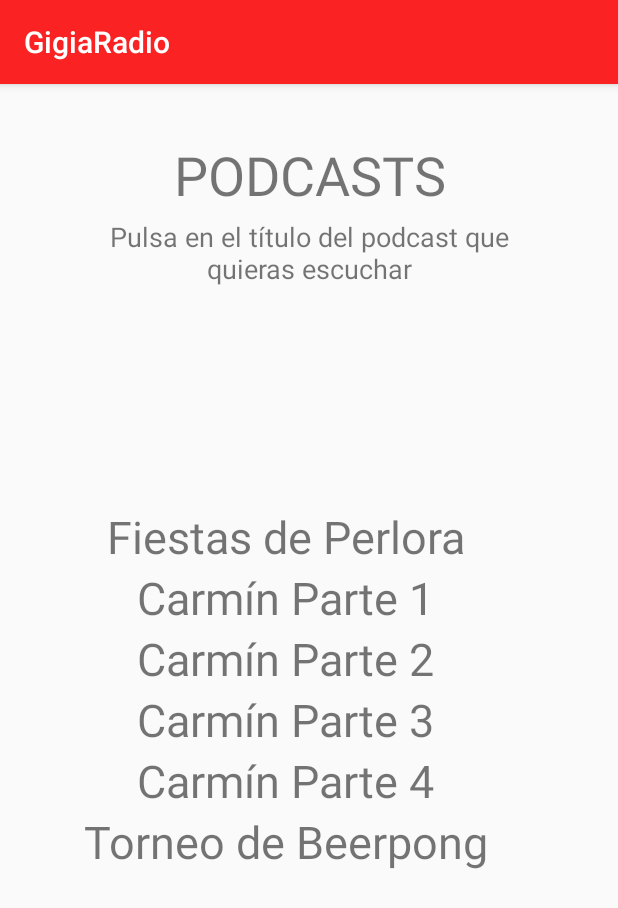
After one commit to SeilaPr/sdm, an Android app: the PodcastActivity screen opened directly, with no data from a screen before it, on a phone screen of 412 x 824 dp. The commit adds this screen. Shown: the top 908 px of the screen. Run offline under Robolectric (Android 15) with nearby library versions, the phone set to English and light mode, and no system bars.

Commit message:
Version 1.0 de la aplicacion
Escucha de la radio online
Podcast añadidos a falta de añadir mas

```diff
--- /dev/null
+++ b/app/src/main/java/com/example/seila/gigiaradio/Podcast.java
@@ -0,0 +1,60 @@
+package com.example.seila.gigiaradio;
+
+/**
+ * Created by robertoperez on 2/1/18.
+ */
+
+public class Podcast {
+
+    private int uri;
+    private String titulo;
+    private String fecha_emision;
+    private String descripcion;
+
+    public Podcast(String titulo, int uri, String fecha, String desc)
+    {
+        this.titulo = titulo;
+        this.uri = uri;
+        this.fecha_emision = fecha;
+        this.descripcion = desc;
+    }
+
+    public int getUri() {
+        return uri;
+    }
+
+    public void setUri(int uri) {
+        this.uri = uri;
+    }
+
+    public String getFecha_emision() {
+        return fecha_emision;
+    }
+
+    public void setFecha_emision(String fecha_emision) {
+        this.fecha_emision = fecha_emision;
+    }
+
+    public String getDescripcion() {
+        return descripcion;
+    }
+
+    public void setDescripcion(String descripcion) {
+        this.descripcion = descripcion;
+    }
+
+    public String getTitulo() {
+        return titulo;
+    }
+
+    public void setTitulo(String titulo) {
+        this.titulo = titulo;
+    }
+
+
+    @Override
+    public String toString()
+    {
+        return descripcion;
+    }
+}
--- /dev/null
+++ b/app/src/main/java/com/example/seila/gigiaradio/PodcastActivity.java
@@ -0,0 +1,114 @@
+package com.example.seila.gigiaradio;
+
+import android.content.Intent;
+import android.content.pm.ActivityInfo;
+import android.os.Bundle;
+import android.support.v7.app.AppCompatActivity;
+import android.view.View;
+
+public class PodcastActivity extends AppCompatActivity {
+
+
+    private Podcast carmin1, carmin2, carmin3, carmin4;
+    private Podcast perlora;
+    private Podcast beerpong;
+
+    @Override
+    protected void onCreate(Bundle savedInstanceState) {
+        super.onCreate(savedInstanceState);
+        setContentView(R.layout.activity_podcast);
+        setRequestedOrientation(ActivityInfo.SCREEN_ORIENTATION_PORTRAIT);
+
+        perlora = new Podcast("Fiestas de Perlora", R.raw.perlora, "11 de julio de 2017", "En esta fiesta, nuestro equipo" +
+                " preguntó a los allí presentes anécdotas graciosas estando borrachos. También se preguntó por maneras de ligar" +
+                " a través de Instagram, Whatsapp y, a los más veteranos de las redes sociales, cómo se ligaba por Tuenti. Qué tiempos" +
+                " aquellos...");
+
+        carmin1 = new Podcast("Carmín Parte 1", R.raw.carmin1, "26 de julio de 2017", "Parte 1 de la grabación realizada por nuestro equipo" +
+                " en el Carmín de la Pola 2017, dónde se preguntó qué es la cosa más rara que le ha ocurrido a la gente" +
+                " en el Carmín, y quién ganaría en una pelea entre Bobobó y Falete. Como siempre, las respuestas son" +
+                " muy inesperadas...");
+
+        carmin2 = new Podcast("Carmín Parte 2", R.raw.carmin2, "26 de julio de 2017", "Parte 2 de la grabación realizada por nuestro equipo" +
+                " en el Carmín de la Pola 2017, dónde se preguntó qué es la cosa más rara que le ha ocurrido a la gente" +
+                " en el Carmín, y quién ganaría en una pelea entre Bobobó y Falete. Como siempre, las respuestas son" +
+                " muy inesperadas...");
+
+        carmin3 = new Podcast("Carmín Parte 3", R.raw.carmin3, "29 de julio de 2017", "Parte 3 de la grabación realizada por nuestro equipo" +
+                " en el Carmín de la Pola 2017, dónde se preguntó qué es la cosa más rara que le ha ocurrido a la gente" +
+                " en el Carmín, y quién ganaría en una pelea entre Bobobó y Falete. Como siempre, las respuestas son" +
+                " muy inesperadas...");
+
+        carmin4 = new Podcast("Carmín Parte 4", R.raw.carmin4, "29 de julio de 2017", "Parte 4 de la grabación realizada por nuestro equipo" +
+                " en el Carmín de la Pola 2017, dónde se preguntó qué es la cosa más rara que le ha ocurrido a la gente" +
+                " en el Carmín, y quién ganaría en una pelea entre Bobobó y Falete. Como siempre, las respuestas son" +
+                " muy inesperadas...");
+
+        beerpong = new Podcast("Campeonato de beerpong", R.raw.beerpong, "29 de julio de 2017", "Retransmisión" +
+                " en directo de los cuartos de final del primer torneo de Beerpong organizado en el bar Macomo Gijón, donde" +
+                " se enfrentaron nuestros dos locutores Roberto Pérez y César Monetero frente al encargado del bar Diego Canal" +
+                " y el camarero Diego González 'Chino'. Comentaristas: Alberto Martínez y Diego Suárez 'Deco'." +
+                " ¿Quién ganará?");
+    }
+
+    public void showCarmin1(View view)
+    {
+        final Intent mIntent = new Intent(PodcastActivity.this, PlayPodcastActivity.class);
+        mIntent.putExtra("titulo", carmin1.getTitulo());
+        mIntent.putExtra("uri", carmin1.getUri());
+        mIntent.putExtra("fecha", carmin1.getFecha_emision());
+        mIntent.putExtra("descripcion", carmin1.getDescripcion());
+        startActivity(mIntent);
+    }
+
+    public void showCarmin2(View view)
+    {
+        final Intent mIntent = new Intent(PodcastActivity.this, PlayPodcastActivity.class);
+        mIntent.putExtra("titulo", carmin2.getTitulo());
+        mIntent.putExtra("uri", carmin2.getUri());
+        mIntent.putExtra("fecha", carmin2.getFecha_emision());
+        mIntent.putExtra("descripcion", carmin2.getDescripcion());
+        startActivity(mIntent);
+    }
+
+    public void showCarmin3(View view)
+    {
+        final Intent mIntent = new Intent(PodcastActivity.this, PlayPodcastActivity.class);
+        mIntent.putExtra("titulo", carmin3.getTitulo());
+        mIntent.putExtra("uri", carmin3.getUri());
+        mIntent.putExtra("fecha", carmin3.getFecha_emision());
+        mIntent.putExtra("descripcion", carmin3.getDescripcion());
+        startActivity(mIntent);
+    }
+
+    public void showCarmin4(View view)
+    {
+        final Intent mIntent = new Intent(PodcastActivity.this, PlayPodcastActivity.class);
+        mIntent.putExtra("titulo", carmin4.getTitulo());
+        mIntent.putExtra("uri", carmin4.getUri());
+        mIntent.putExtra("fecha", carmin4.getFecha_emision());
+        mIntent.putExtra("descripcion", carmin4.getDescripcion());
+        startActivity(mIntent);
+    }
+
+    public void showPerlora(View view)
+    {
+        final Intent mIntent = new Intent(PodcastActivity.this, PlayPodcastActivity.class);
+        mIntent.putExtra("titulo", perlora.getTitulo());
+        mIntent.putExtra("uri", perlora.getUri());
+        mIntent.putExtra("fecha", perlora.getFecha_emision());
+        mIntent.putExtra("descripcion", perlora.getDescripcion());
+        startActivity(mIntent);
+    }
+
+    public void showPong(View view)
+    {
+        final Intent mIntent = new Intent(PodcastActivity.this, PlayPodcastActivity.class);
+        mIntent.putExtra("titulo", beerpong.getTitulo());
+        mIntent.putExtra("uri", beerpong.getUri());
+        mIntent.putExtra("fecha", beerpong.getFecha_emision());
+        mIntent.putExtra("descripcion", beerpong.getDescripcion());
+        startActivity(mIntent);
+    }
+
+}
--- /dev/null
+++ b/app/src/main/res/layout/activity_podcast.xml
@@ -0,0 +1,118 @@
+<?xml version="1.0" encoding="utf-8"?>
+<android.support.constraint.ConstraintLayout xmlns:android="http://schemas.android.com/apk/res/android"
+    xmlns:app="http://schemas.android.com/apk/res-auto"
+    xmlns:tools="http://schemas.android.com/tools"
+    android:layout_width="match_parent"
+    android:layout_height="match_parent"
+    tools:context="com.example.seila.gigiaradio.PodcastActivity">
+
+    <TextView
+        android:id="@+id/txtPodcast"
+        android:layout_width="182dp"
+        android:layout_height="45dp"
+        android:layout_marginBottom="8dp"
+        android:layout_marginEnd="8dp"
+        android:layout_marginLeft="8dp"
+        android:layout_marginRight="8dp"
+        android:layout_marginStart="8dp"
+        android:layout_marginTop="8dp"
+        android:text="PODCASTS"
+        android:textAlignment="center"
+        android:textSize="36sp"
+        app:layout_constraintBottom_toBottomOf="parent"
+        app:layout_constraintLeft_toLeftOf="parent"
+        app:layout_constraintRight_toRightOf="parent"
+        app:layout_constraintTop_toTopOf="parent"
+        app:layout_constraintVertical_bias="0.04" />
+
+    <TextView
+        android:id="@+id/txtIns"
+        android:layout_width="287dp"
+        android:layout_height="47dp"
+        android:text="@string/pulsaTitulo"
+        android:textAlignment="center"
+        android:textSize="18sp"
+        android:layout_marginTop="8dp"
+        app:layout_constraintTop_toBottomOf="@+id/txtPodcast"
+        android:layout_marginRight="8dp"
+        app:layout_constraintRight_toRightOf="parent"
+        android:layout_marginLeft="8dp"
+        app:layout_constraintLeft_toLeftOf="parent" />
+
+    <ScrollView
+        android:layout_width="364dp"
+        android:layout_height="343dp"
+        android:layout_marginBottom="7dp"
+        android:layout_marginLeft="8dp"
+        android:layout_marginRight="8dp"
+        app:layout_constraintBottom_toBottomOf="parent"
+        app:layout_constraintHorizontal_bias="0.0"
+        app:layout_constraintLeft_toLeftOf="parent"
+        app:layout_constraintRight_toRightOf="parent"
+        android:layout_marginTop="8dp"
+        app:layout_constraintTop_toBottomOf="@+id/txtIns"
+        android:id="@+id/scrollView2">
+
+        <LinearLayout
+            android:layout_width="match_parent"
+            android:layout_height="wrap_content"
+            android:orientation="vertical">
+
+            <TextView
+                android:id="@+id/txtPerlora"
+                android:layout_width="match_parent"
+                android:layout_height="wrap_content"
+                android:onClick="showPerlora"
+                android:text="@string/perlora"
+                android:textAlignment="center"
+                android:textSize="30sp" />
+
+            <TextView
+                android:id="@+id/txtCarmin1"
+                android:layout_width="match_parent"
+                android:layout_height="wrap_content"
+                android:onClick="showCarmin1"
+                android:text="@string/carmin1"
+                android:textAlignment="center"
+                android:textSize="30sp" />
+
+            <TextView
+                android:id="@+id/txtCarmin2"
+                android:layout_width="match_parent"
+                android:layout_height="wrap_content"
+                android:onClick="showCarmin2"
+                android:text="@string/carmin2"
+                android:textAlignment="center"
+                android:textSize="30sp" />
+
+            <TextView
+                android:id="@+id/txtCarmin3"
+                android:layout_width="match_parent"
+                android:layout_height="wrap_content"
+                android:onClick="showCarmin3"
+                android:text="@string/carmin3"
+                android:textAlignment="center"
+                android:textSize="30sp" />
+
+            <TextView
+                android:id="@+id/txtCarmin4"
+                android:layout_width="match_parent"
+                android:layout_height="wrap_content"
+                android:onClick="showCarmin4"
+                android:text="@string/carmin4"
+                android:textAlignment="center"
+                android:textSize="30sp" />
+
+            <TextView
+                android:id="@+id/txtBeerPong"
+                android:layout_width="match_parent"
+                android:layout_height="wrap_content"
+                android:onClick="showPong"
+                android:text="@string/beerpong"
+                android:textAlignment="center"
+                android:textSize="30sp" />
+
+        </LinearLayout>
+    </ScrollView>
+
+</android.support.constraint.ConstraintLayout>
--- a/app/src/main/res/values/strings.xml
+++ b/app/src/main/res/values/strings.xml
@@ -1,3 +1,15 @@
 <resources>
     <string name="app_name">GigiaRadio</string>
+    <string name="play">► Play!</string>
+    <string name="stop">|| Stop</string>
+    <string name="escucha">Escúchanos en directo!</string>
+    <string name="podcast">Escucha aquí nuestros podcast</string>
+    <string name="carmin1">Carmín Parte 1</string>
+    <string name="carmin2">Carmín Parte 2</string>
+    <string name="perlora">Fiestas de Perlora</string>
+    <string name="carmin3">Carmín Parte 3</string>
+    <string name="carmin4">Carmín Parte 4</string>
+    <string name="pulsaTitulo">Pulsa en el título del podcast que quieras escuchar</string>
+    <string name="beerpong">Torneo de Beerpong</string>
+    <string name="proxProgramas">Próximos programas</string>
 </resources>
--- a/app/src/main/res/values/styles.xml
+++ b/app/src/main/res/values/styles.xml
@@ -3,9 +3,18 @@
     <!-- Base application theme. -->
     <style name="AppTheme" parent="Theme.AppCompat.Light.DarkActionBar">
         <!-- Customize your theme here. -->
-        <item name="colorPrimary">@color/colorPrimary</item>
+        <item name="colorPrimary">#FA2222</item>
         <item name="colorPrimaryDark">@color/colorPrimaryDark</item>
         <item name="colorAccent">@color/colorAccent</item>
     </style>
 
+    <style name="AppTheme.NoActionBar">
+        <item name="windowActionBar">false</item>
+        <item name="windowNoTitle">true</item>
+    </style>
+
+    <style name="AppTheme.AppBarOverlay" parent="ThemeOverlay.AppCompat.Dark.ActionBar" />
+
+    <style name="AppTheme.PopupOverlay" parent="ThemeOverlay.AppCompat.Light" />
+
 </resources>
```
Also changed, not shown: app/src/main/AndroidManifest.xml (+6 -1 lines), app/src/main/java/com/example/seila/gigiaradio/MainActivity.java (+77 -2 lines), app/src/main/java/com/example/seila/gigiaradio/PlayPodcastActivity.java (added, +133 -0 lines), app/src/main/res/layout/activity_main.xml (+48 -5 lines), app/src/main/res/layout/activity_play_podcast.xml (added, +115 -0 lines), app/src/main/res/drawable/gigiaradio.jpg (added), app/src/main/res/values/colors.xml (line endings or trailing spaces), 6 other files.
